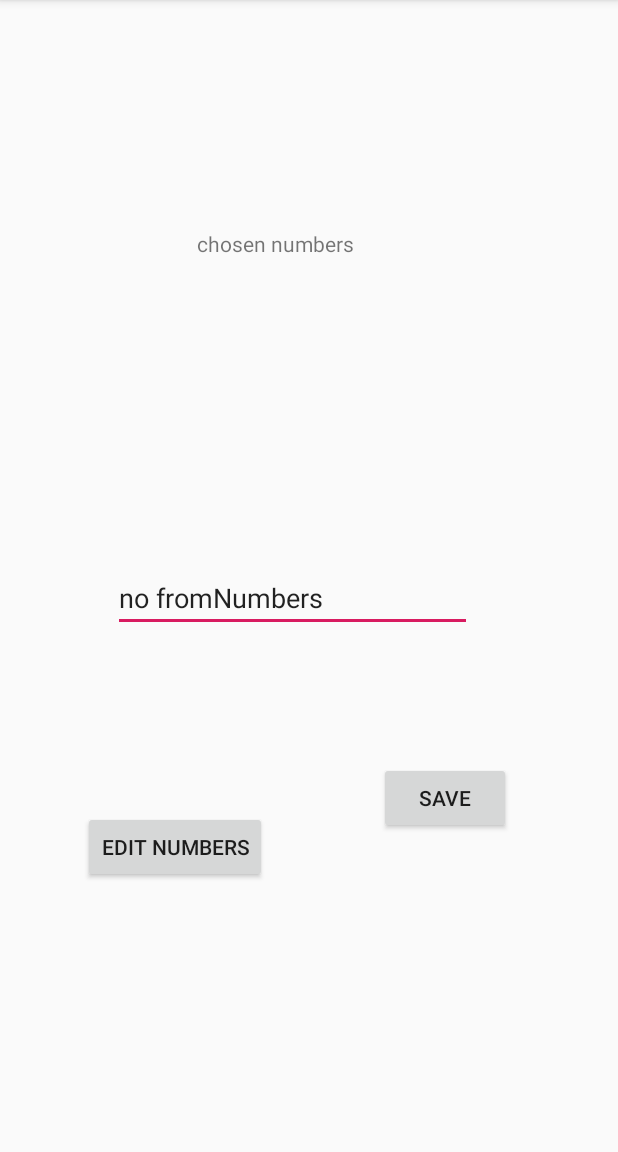
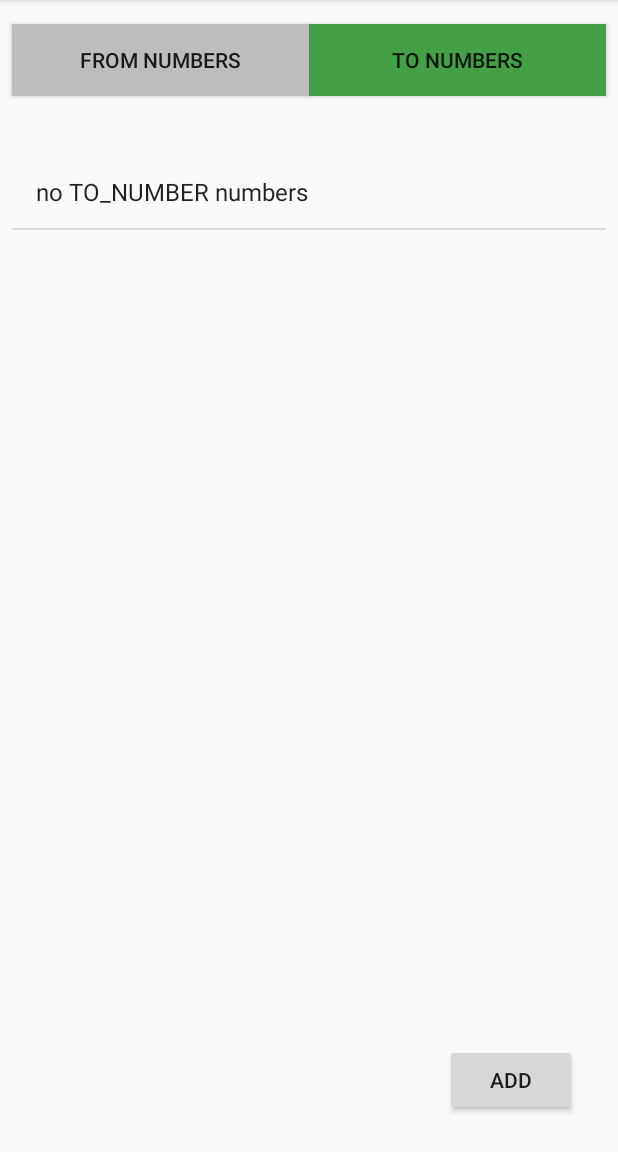
Before and after one commit to Vladdd97/MessageForwarder, an Android app: the screen it shows after launch (MainActivity), on a phone screen of 412 x 824 dp, the part 84-1236 px from its top. Run offline under Robolectric (Android 15) with nearby library versions, the phone set to English and light mode, and no system bars.

Commit message:
# Make possible for a user to write new FROM and TO numbers
- now user can write new FROM and TO numbers;
- when user press on a number he can delete it;

```diff
--- a/app/build.gradle
+++ b/app/build.gradle
@@ -25,4 +25,5 @@ dependencies {
     testImplementation 'junit:junit:4.12'
     androidTestImplementation 'com.android.support.test:runner:1.0.2'
     androidTestImplementation 'com.android.support.test.espresso:espresso-core:3.0.2'
+    implementation 'com.android.support:design:28.0.0'
 }
--- a/app/src/main/java/com/mobile/messageforwarder/MainActivity.java
+++ b/app/src/main/java/com/mobile/messageforwarder/MainActivity.java
@@ -1,38 +1,139 @@
 package com.mobile.messageforwarder;
 
-import android.content.Context;
-import android.content.SharedPreferences;
+import android.app.Dialog;
+import android.content.Intent;
+import android.support.annotation.Nullable;
 import android.support.v7.app.AppCompatActivity;
 import android.os.Bundle;
+import android.util.Log;
 import android.view.View;
-import android.widget.EditText;
+import android.widget.AdapterView;
+import android.widget.ArrayAdapter;
+import android.widget.Button;
+import android.widget.ListView;
+import android.widget.TextView;
 
+import com.mobile.messageforwarder.util.ActivityRequestCode;
+import com.mobile.messageforwarder.util.NumberType;
 import com.mobile.messageforwarder.util.NumberUtil;
+
+import java.util.List;
 
 public class MainActivity extends AppCompatActivity {
 
+    private Button fromNumbersButton;
+    private Button toNumbersButton;
+
+    private NumberType chosenNumberType;
 
     @Override
     protected void onCreate(Bundle savedInstanceState) {
         super.onCreate(savedInstanceState);
         setContentView(R.layout.activity_main);
+        initData();
+        //NumberUtil.deleteAllNumbers();
+//        NumberUtil.saveFromNumber("fromNumber_1" + NumberUtil.SEPARATOR + "fromNumber_2");
+//        NumberUtil.saveToNumber("toNumber_1" + NumberUtil.SEPARATOR + "toNumber_2");
+    }
 
-        EditText numberEditText = findViewById(R.id.numberEditText);
-        numberEditText.setText(NumberUtil.getFromNumbers());
+    public void initData() {
+        fromNumbersButton = findViewById(R.id.fromNumbersButton);
+        toNumbersButton = findViewById(R.id.toNumbersButton);
+
+        chooseNumberType(NumberType.TO_NUMBER);
+        showAllNumbers(chosenNumberType);
+    }
+
+    public void chooseNumberType(NumberType numberType) {
+
+        chosenNumberType = numberType;
+        if (numberType.equals(NumberType.FROM_NUMBER)) {
+            fromNumbersButton.setBackgroundColor(getResources().getColor(R.color.enabledButton));
+            toNumbersButton.setBackgroundColor(getResources().getColor(R.color.disabledButton));
+        } else {
+            fromNumbersButton.setBackgroundColor(getResources().getColor(R.color.disabledButton));
+            toNumbersButton.setBackgroundColor(getResources().getColor(R.color.enabledButton));
+        }
+    }
+
+
+    @Override
+    protected void onActivityResult(int requestCode, int resultCode, @Nullable Intent data) {
+        super.onActivityResult(requestCode, resultCode, data);
+        if (requestCode == ActivityRequestCode.ADD_NUMBER_ACTIVITY_CODE) {
+            showAllNumbers(chosenNumberType);
+        }
+    }
+
+    public void onClick_fromNumbersButton(View v) {
+        chooseNumberType(NumberType.FROM_NUMBER);
+        showAllNumbers(chosenNumberType);
+
+        Log.i("MFBroadcastReceiver", "fromNumbers=[" + NumberUtil.getNumbers(chosenNumberType) + "]");
+        showAllNumbers(chosenNumberType);
+    }
+
+
+    public void onClick_toNumbersButton(View v) {
+        chooseNumberType(NumberType.TO_NUMBER);
+        showAllNumbers(chosenNumberType);
+
+        Log.i("MFBroadcastReceiver", "fromNumbers=[" + NumberUtil.getNumbers(NumberType.TO_NUMBER) + "]");
+        showAllNumbers(NumberType.TO_NUMBER);
 
     }
 
-    public void onClick_saveButton(View v){
-        EditText numberEditText = findViewById(R.id.numberEditText);
-        String fromNumbers = numberEditText.getText().toString();
-        NumberUtil.saveFromNumbers(fromNumbers);
+    public void onClick_addButton(View v) {
+        Intent addNumberIntent = new Intent(MainActivity.this, AddNumberActivity.class);
+        startActivityForResult(addNumberIntent, ActivityRequestCode.ADD_NUMBER_ACTIVITY_CODE);
     }
 
-    public void onClick_editNumberButton(View v){
-        EditText numberEditText = findViewById(R.id.numberEditText);
-        numberEditText.setText(NumberUtil.getFromNumbers());
-        String fromNumbers = numberEditText.getText().toString();
-        NumberUtil.saveFromNumbers(fromNumbers);
+    public void showAllNumbers(NumberType numberType) {
+        ListView numbersListView = findViewById(R.id.numbersListView);
+        List<String> numbers = NumberUtil.getNumbers(numberType);
+        ArrayAdapter<String> adapter = new ArrayAdapter<>(MainActivity.this, android.R.layout.simple_list_item_1, numbers);
+        numbersListView.setAdapter(adapter);
+
+        // set onClick event for every item of list
+        numbersListView.setOnItemClickListener(new AdapterView.OnItemClickListener() {
+            @Override
+            public void onItemClick(AdapterView<?> parent, View view, int position, long id) {
+                showPopup(((TextView) view).getText().toString());
+            }
+        });
 
     }
+
+    public void showPopup(final String number) {
+        Log.i("MFBroadcastReceiver", "selectedNumber=[" + number + "]");
+        final Dialog dialog = new Dialog(this);
+        dialog.setContentView(R.layout.popup_delete_number);
+        TextView popupTextView = dialog.findViewById(R.id.popupTextView);
+        Button cancelButton = dialog.findViewById(R.id.cancelButton);
+        Button deleteButton = dialog.findViewById(R.id.deleteButton);
+
+
+        popupTextView.setText("Do you wanna delete " + chosenNumberType + " [" + number + "]?");
+        cancelButton.setOnClickListener(new View.OnClickListener() {
+            @Override
+            public void onClick(View v) {
+                Log.i("MFBroadcastReceiver", "Cancel button on popup was clicked");
+                dialog.dismiss();
+            }
+        });
+
+        deleteButton.setOnClickListener(new View.OnClickListener() {
+            @Override
+            public void onClick(View v) {
+                NumberUtil.deleteNumber(chosenNumberType, number);
+                Log.i("MFBroadcastReceiver", "deletedNumber=[" + number + "], numberType=[" + NumberType.FROM_NUMBER.toString() + "]");
+                dialog.dismiss();
+                showAllNumbers(chosenNumberType);
+            }
+        });
+
+        dialog.show();
+    }
+
+
 }
--- /dev/null
+++ b/app/src/main/java/com/mobile/messageforwarder/util/NumberType.java
@@ -0,0 +1,5 @@
+package com.mobile.messageforwarder.util;
+
+public enum NumberType {
+    FROM_NUMBER, TO_NUMBER
+}
--- a/app/src/main/res/layout/activity_main.xml
+++ b/app/src/main/res/layout/activity_main.xml
@@ -6,62 +6,60 @@
     android:layout_height="match_parent"
     tools:context=".MainActivity">
 
-    <TextView
-        android:id="@+id/numberTextView"
-        android:layout_width="wrap_content"
+    <Button
+        android:id="@+id/fromNumbersButton"
+        android:layout_width="0dp"
         android:layout_height="wrap_content"
-        android:layout_marginStart="131dp"
-        android:layout_marginLeft="131dp"
-        android:layout_marginTop="136dp"
-        android:layout_marginBottom="188dp"
-        android:text="chosen numbers"
-        app:layout_constraintBottom_toTopOf="@+id/numberEditText"
+        android:layout_marginStart="8dp"
+        android:layout_marginLeft="8dp"
+        android:layout_marginTop="16dp"
+        android:onClick="onClick_fromNumbersButton"
+        android:padding="5dp"
+        android:text="from numbers"
+        app:layout_constraintEnd_toStartOf="@+id/toNumbersButton"
         app:layout_constraintStart_toStartOf="parent"
         app:layout_constraintTop_toTopOf="parent" />
 
     <Button
-        android:id="@+id/editNumberButton"
+        android:id="@+id/toNumbersButton"
+        android:layout_width="0dp"
+        android:layout_height="wrap_content"
+        android:layout_marginTop="16dp"
+        android:layout_marginEnd="8dp"
+        android:onClick="onClick_toNumbersButton"
+        android:padding="5dp"
+        android:text="to numbers"
+        app:layout_constraintEnd_toEndOf="parent"
+        app:layout_constraintStart_toEndOf="@+id/fromNumbersButton"
+        app:layout_constraintTop_toTopOf="parent" />
+
+    <ListView
+        android:id="@+id/numbersListView"
+        android:layout_width="0dp"
+        android:layout_height="0dp"
+        android:layout_marginStart="8dp"
+        android:layout_marginLeft="8dp"
+        android:layout_marginTop="104dp"
+        android:layout_marginEnd="8dp"
+        android:layout_marginRight="8dp"
+        android:layout_marginBottom="104dp"
+        app:layout_constraintBottom_toBottomOf="parent"
+        app:layout_constraintEnd_toEndOf="parent"
+        app:layout_constraintStart_toStartOf="parent"
+        app:layout_constraintTop_toTopOf="parent">
+
+    </ListView>
+
+    <Button
+        android:id="@+id/addButton"
         android:layout_width="wrap_content"
         android:layout_height="wrap_content"
-        android:layout_marginEnd="19dp"
-        android:layout_marginRight="19dp"
-        android:layout_marginBottom="179dp"
-        android:onClick="onClick_editNumberButton"
-        android:text="edit numbers"
+        android:layout_marginEnd="27dp"
+        android:layout_marginRight="27dp"
+        android:layout_marginBottom="24dp"
+        android:onClick="onClick_addButton"
+        android:text="add"
         app:layout_constraintBottom_toBottomOf="parent"
-        app:layout_constraintEnd_toStartOf="@+id/saveButton"
-        app:layout_constraintStart_toStartOf="parent"
-        app:layout_constraintTop_toBottomOf="@+id/numberEditText"
-        app:layout_constraintVertical_bias="1.0" />
-
-    <Button
-        android:id="@+id/saveButton"
-        android:layout_width="wrap_content"
-        android:layout_height="wrap_content"
-        android:layout_marginEnd="16dp"
-        android:layout_marginRight="16dp"
-        android:layout_marginBottom="179dp"
-        android:onClick="onClick_saveButton"
-        android:text="save"
-        app:layout_constraintBottom_toBottomOf="parent"
-        app:layout_constraintEnd_toEndOf="parent"
-        app:layout_constraintStart_toEndOf="@+id/editNumberButton"
-        app:layout_constraintTop_toBottomOf="@+id/numberEditText" />
-
-    <EditText
-        android:id="@+id/numberEditText"
-        android:layout_width="239dp"
-        android:layout_height="wrap_content"
-        android:layout_marginStart="75dp"
-        android:layout_marginLeft="75dp"
-        android:layout_marginTop="343dp"
-        android:layout_marginBottom="54dp"
-        android:ems="10"
-        android:gravity="start|top"
-        android:hint="..."
-        android:inputType="textMultiLine"
-        app:layout_constraintBottom_toTopOf="@+id/saveButton"
-        app:layout_constraintStart_toStartOf="parent"
-        app:layout_constraintTop_toTopOf="parent" />
+        app:layout_constraintEnd_toEndOf="parent" />
 
 </android.support.constraint.ConstraintLayout>
--- a/app/src/main/res/values/colors.xml
+++ b/app/src/main/res/values/colors.xml
@@ -3,4 +3,6 @@
     <color name="colorPrimary">#008577</color>
     <color name="colorPrimaryDark">#00574B</color>
     <color name="colorAccent">#D81B60</color>
+    <color name="disabledButton">#bdbdbd</color>
+    <color name="enabledButton">#43a047</color>
 </resources>
--- a/app/src/main/res/values/strings.xml
+++ b/app/src/main/res/values/strings.xml
@@ -1,3 +1,7 @@
 <resources>
     <string name="app_name">MessageForwarder</string>
+    <string name="cancelButton">cancel</string>
+    <string name="deleteButton">delete</string>
+    <string name="defaultText">defaultText</string>
+
 </resources>
--- /dev/null
+++ b/settings.gradle
@@ -0,0 +1 @@
+include ':app'
```
Also changed, not shown: app/src/main/AndroidManifest.xml (+7 -3 lines), app/src/main/java/com/mobile/messageforwarder/AddNumberActivity.java (added, +50 -0 lines), app/src/main/java/com/mobile/messageforwarder/MFBroadcastReceiver.java (deleted, +0 -38 lines), app/src/main/java/com/mobile/messageforwarder/util/ActivityRequestCode.java (added, +7 -0 lines), app/src/main/java/com/mobile/messageforwarder/util/MFBroadcastReceiver.java (added, +55 -0 lines), app/src/main/java/com/mobile/messageforwarder/util/NumberUtil.java (+60 -11 lines), app/src/main/res/layout/activity_add_number.xml (added, +76 -0 lines), app/src/main/res/layout/popup_delete_number.xml (added, +48 -0 lines), build.gradle (added, +27 -0 lines), gradle.properties (added, +13 -0 lines), gradle/wrapper/gradle-wrapper.properties (added), 4 other files.
